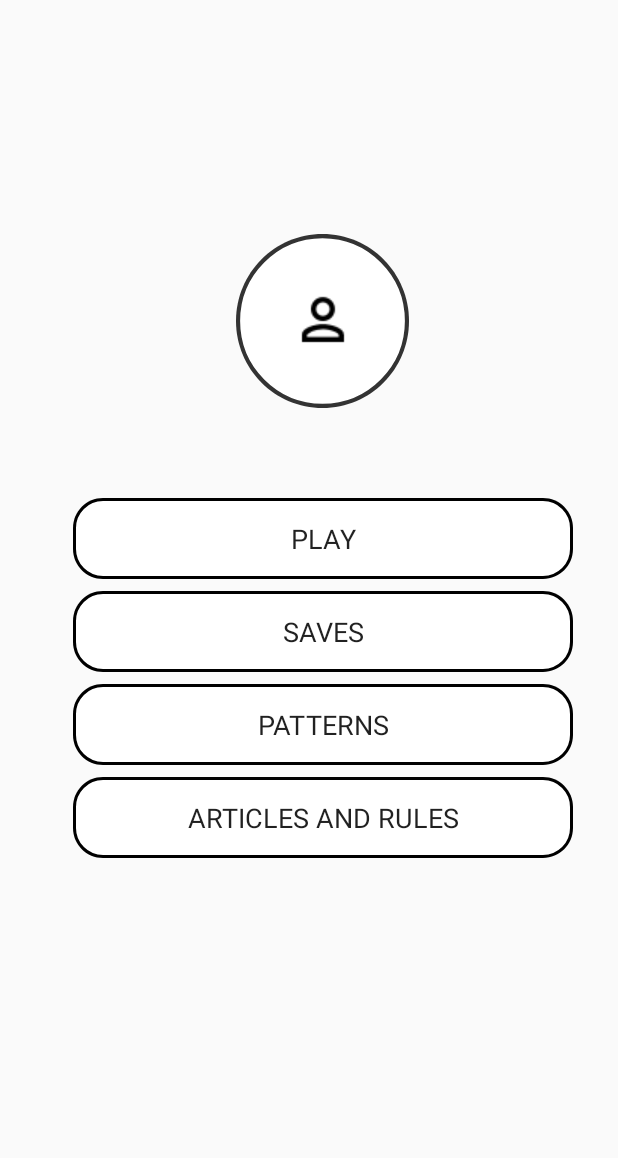
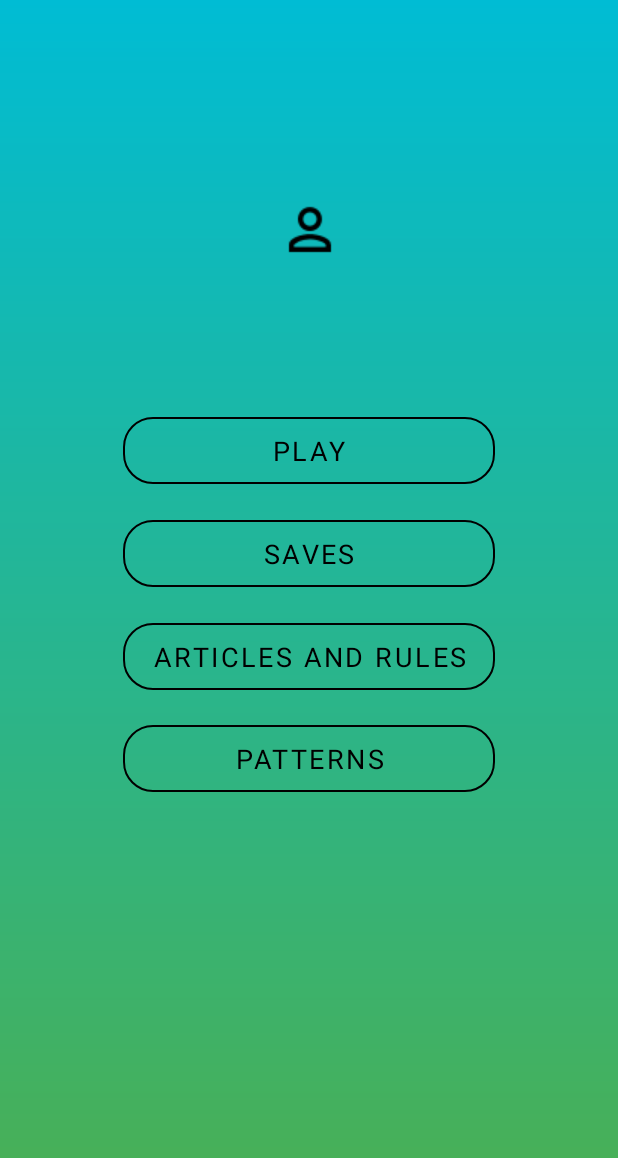
Before and after one commit to WorIT/Game_of_Life, an Android app: the layout activity_main.xml on its own in the app's theme, with its tools: preview values and no code run, on a phone screen of 412 x 824 dp. Shown: the top 1158 px of the screen. Run offline under Robolectric (Android 15) with nearby library versions, the phone set to English and light mode, and no system bars; Roboto replaces fonts that are not available here.

Commit message:
new design main menu

```diff
--- a/app/build.gradle
+++ b/app/build.gradle
@@ -27,8 +27,9 @@ android {
 dependencies {
     implementation fileTree(dir: "libs", include: ["*.jar"])
     implementation "org.jetbrains.kotlin:kotlin-stdlib:$kotlin_version"
-    implementation 'androidx.core:core-ktx:1.1.0'
+    implementation 'androidx.core:core-ktx:1.3.0'
     implementation 'androidx.appcompat:appcompat:1.1.0'
+    implementation 'com.google.android.material:material:1.3.0-alpha01'
     implementation 'androidx.constraintlayout:constraintlayout:1.1.3'
     testImplementation 'junit:junit:4.12'
     androidTestImplementation 'androidx.test.ext:junit:1.1.1'
--- a/app/src/main/res/drawable/background_menu_item.xml
+++ /dev/null
@@ -1,29 +0,0 @@
-<?xml version="1.0" encoding="utf-8"?>
-<vector
-    xmlns:android="http://schemas.android.com/apk/res/android"
-    android:width="333dp"
-    android:height="54dp"
-    android:viewportWidth="333"
-    android:viewportHeight="54"
-    >
-
-    <group>
-
-        <clip-path
-            android:pathData="M20 0H313C324.046 0 333 8.95431 333 20V34C333 45.0457 324.046 54 313 54H20C8.95431 54 0 45.0457 0 34V20C0 8.95431 8.95431 0 20 0Z"
-            />
-
-        <path
-            android:pathData="M0 0V54H333V0"
-            android:fillColor="#FFFFFF"
-            />
-
-        <path
-            android:pathData="M20 0H313C324.046 0 333 8.95431 333 20V34C333 45.0457 324.046 54 313 54H20C8.95431 54 0 45.0457 0 34V20C0 8.95431 8.95431 0 20 0Z"
-            android:strokeWidth="4"
-            android:strokeColor="#000000"
-            />
-
-    </group>
-
-</vector>
--- /dev/null
+++ b/app/src/main/res/drawable/main_menu_gradient.xml
@@ -0,0 +1,8 @@
+<?xml version="1.0" encoding="utf-8"?>
+<shape xmlns:android="http://schemas.android.com/apk/res/android">
+    <gradient
+        android:startColor="#4CAF50"
+        android:endColor="#00BCD4"
+        android:angle="90"
+      />
+</shape>
--- a/app/src/main/res/layout/activity_main.xml
+++ b/app/src/main/res/layout/activity_main.xml
@@ -4,65 +4,68 @@
     xmlns:tools="http://schemas.android.com/tools"
     android:layout_width="match_parent"
     android:layout_height="match_parent"
+    android:background="@drawable/main_menu_gradient"
     tools:context=".MainActivity">
 
-    <Button
+    <com.google.android.material.button.MaterialButton
         android:id="@+id/btn_main_play"
-        style="@style/main_menu_btn"
+        style="@style/btn_main_menu"
+        android:layout_width="0dp"
         android:layout_marginTop="60dp"
         android:text="@string/play"
-        app:layout_constraintEnd_toEndOf="@+id/imageButton"
-        app:layout_constraintStart_toStartOf="@+id/imageButton"
-        app:layout_constraintTop_toBottomOf="@+id/imageButton" />
+        app:layout_constraintEnd_toEndOf="@+id/btn_main_arcticles_and_rules"
+        app:layout_constraintHorizontal_bias="0.0"
+        app:layout_constraintStart_toStartOf="@+id/btn_main_arcticles_and_rules"
+        app:layout_constraintTop_toBottomOf="@+id/imbtn_user_avatar"
+        tools:ignore="MissingConstraints" />
 
-    <Button
+
+    <com.google.android.material.button.MaterialButton
         android:id="@+id/btn_main_save"
-        style="@style/main_menu_btn"
-        android:layout_width="wrap_content"
+        style="@style/btn_main_menu"
+        android:layout_width="0dp"
         android:layout_height="wrap_content"
-        android:layout_marginTop="8dp"
-        android:background="@drawable/background_menu_item"
+        android:layout_marginTop="12dp"
         android:text="@string/my_saves"
-        app:layout_constraintEnd_toEndOf="@+id/btn_main_play"
+        app:layout_constraintEnd_toEndOf="@+id/btn_main_arcticles_and_rules"
         app:layout_constraintHorizontal_bias="0.0"
-        app:layout_constraintStart_toStartOf="@+id/btn_main_play"
+        app:layout_constraintStart_toStartOf="@+id/btn_main_arcticles_and_rules"
         app:layout_constraintTop_toBottomOf="@+id/btn_main_play" />
 
-    <Button
-        android:id="@+id/btn_main_patterns"
-        style="@style/main_menu_btn"
-        android:layout_width="wrap_content"
-        android:layout_height="wrap_content"
-        android:layout_marginTop="8dp"
-        android:background="@drawable/background_menu_item"
-        android:text="@string/patterns"
-        app:layout_constraintEnd_toEndOf="@+id/btn_main_save"
-        app:layout_constraintHorizontal_bias="0.0"
-        app:layout_constraintStart_toStartOf="@+id/btn_main_save"
+    <com.google.android.material.button.MaterialButton
+        android:id="@+id/btn_main_arcticles_and_rules"
+        style="@style/btn_main_menu"
+        android:layout_marginTop="12dp"
+        android:paddingStart="20dp"
+        android:paddingEnd="20dp"
+        android:text="@string/rules_and_articles"
+        app:layout_constraintEnd_toEndOf="@+id/imbtn_user_avatar"
+        app:layout_constraintHorizontal_bias="0.503"
+        app:layout_constraintStart_toStartOf="@+id/imbtn_user_avatar"
         app:layout_constraintTop_toBottomOf="@+id/btn_main_save" />
 
-    <Button
-        android:id="@+id/btn_main_artic_and_rules"
-        style="@style/main_menu_btn"
-        android:layout_width="wrap_content"
-        android:layout_height="wrap_content"
-        android:layout_marginTop="8dp"
-        android:text="@string/rules_and_articles"
-        app:layout_constraintEnd_toEndOf="@+id/btn_main_patterns"
+    <com.google.android.material.button.MaterialButton
+        android:id="@+id/btn_main_patterns"
+        style="@style/btn_main_menu"
+        android:layout_width="0dp"
+        android:layout_marginTop="80dp"
+        android:text="@string/patterns"
+        app:layout_constraintEnd_toEndOf="@+id/btn_main_arcticles_and_rules"
         app:layout_constraintHorizontal_bias="0.0"
-        app:layout_constraintStart_toStartOf="@+id/btn_main_patterns"
-        app:layout_constraintTop_toBottomOf="@+id/btn_main_patterns" />
+        app:layout_constraintStart_toStartOf="@+id/btn_main_arcticles_and_rules"
+        app:layout_constraintTop_toBottomOf="@+id/btn_main_save" />
 
     <ImageButton
-        android:id="@+id/imageButton"
+        android:id="@+id/imbtn_user_avatar"
+        style="@style/btn_main_menu"
         android:layout_width="115dp"
         android:layout_height="116dp"
-        android:layout_marginTop="156dp"
-        android:background="@drawable/ellipse_user_avatar"
+        android:layout_marginTop="96dp"
         android:src="@drawable/baseline_person_outline_black_18dp"
         app:layout_constraintEnd_toEndOf="parent"
-        app:layout_constraintHorizontal_bias="0.53"
+        app:layout_constraintHorizontal_bias="0.502"
         app:layout_constraintStart_toStartOf="parent"
         app:layout_constraintTop_toTopOf="parent" />
 
+
 </androidx.constraintlayout.widget.ConstraintLayout>
--- a/app/src/main/res/values/styles.xml
+++ b/app/src/main/res/values/styles.xml
@@ -1,6 +1,6 @@
 <resources>
     <!-- Base application theme. -->
-    <style name="AppTheme" parent="Theme.AppCompat.Light.DarkActionBar">
+    <style name="AppTheme" parent="Theme.MaterialComponents.DayNight.NoActionBar">
         <!-- Customize your theme here. -->
         <item name="colorPrimary">@color/colorPrimary</item>
         <item name="colorPrimaryDark">@color/colorPrimaryDark</item>
@@ -12,15 +12,20 @@
     </style>
 
 
-    <style name="main_menu_btn">
+
+    <style name="btn_main_menu" parent="Widget.MaterialComponents.Button.TextButton">
         <item name="android:layout_width">wrap_content</item>
         <item name="android:layout_height">wrap_content</item>
-        <item name="android:background">@drawable/background_menu_item</item>
+        <item name="android:layout_marginTop">30dp</item>
         <item name="android:fontFamily">@font/roboto</item>
+        <item name="android:paddingTop">10dp</item>
+        <item name="android:paddingBottom">10dp</item>
+        <item name="android:textColor">#000000</item>
         <item name="android:textSize">18sp</item>
-        <item name="android:layout_marginTop">3dp</item>
-        <item name="elevation">5dp</item>
-
+        <item name="cornerRadius">20dp</item>
+        <item name="elevation">6dp</item>
+        <item name="strokeColor">#000000</item>
+        <item name="strokeWidth">1dp</item>
     </style>
 
 </resources>
--- a/build.gradle
+++ b/build.gradle
@@ -8,6 +8,7 @@ buildscript {
     dependencies {
         classpath "com.android.tools.build:gradle:4.0.0"
         classpath "org.jetbrains.kotlin:kotlin-gradle-plugin:$kotlin_version"
+
 
         // NOTE: Do not place your application dependencies here; they belong
         // in the individual module build.gradle files
```
Also changed, not shown: 1 other file.
